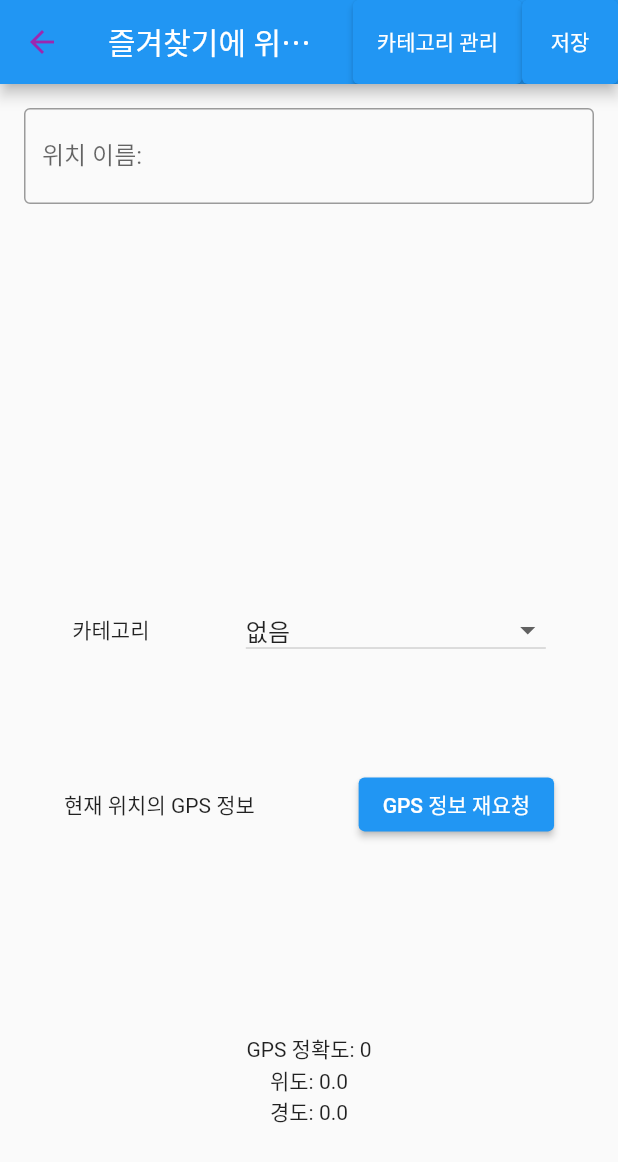
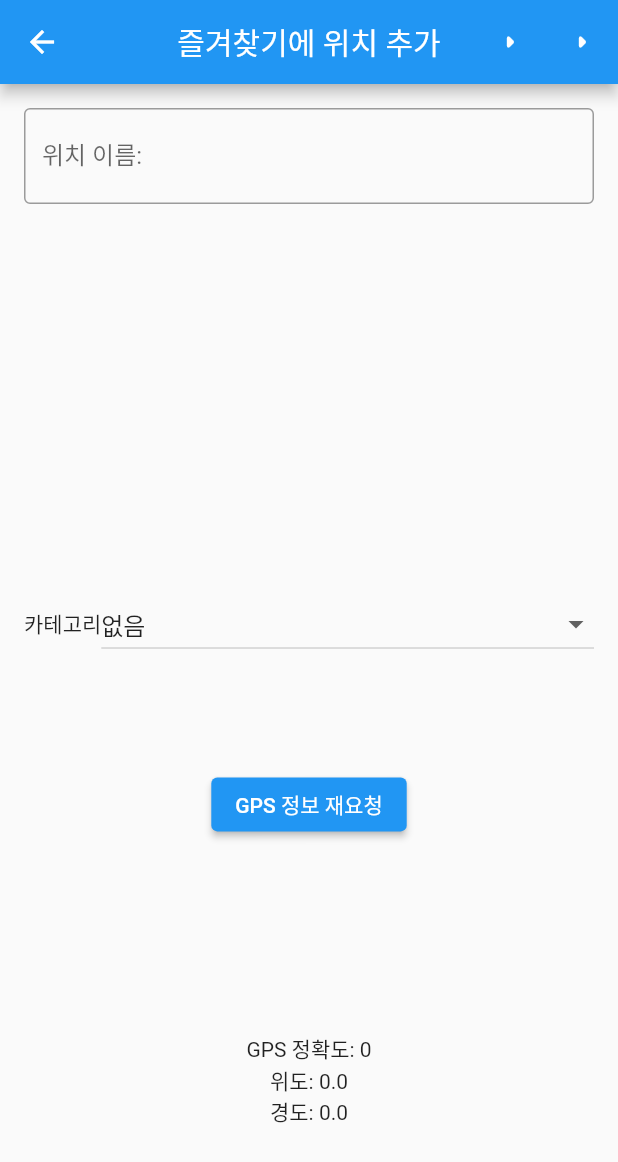
Before and after one commit to osokjs/gobal, a Flutter app: the AddFavorite screen opened by its route, on a phone screen of 412 x 824 dp. Shown: the top 1162 px of the screen. Run offline on Flutter 3.47's test engine with Material 2 defaults, Android fonts, the light colour scheme and no system bars; our stand-ins replace geolocator, get, sqflite; accounts and stored records are empty; statements that could not run were skipped.

Commit message:
addFavorite에서 화면과 음성출력이 불일치 되는 현상 해결, GestureDetector과 Container parent-child 관계 swap, 10월9일

```diff
--- a/lib/controller/my_favorite_controller.dart
+++ b/lib/controller/my_favorite_controller.dart
@@ -116,7 +116,8 @@ class MyFavoriteController extends GetxController {
   }
 
 String _makeInfoMsg(String name, String strDistance, String strBearing, String category) {
-  return '$name $strDistance $strBearing $category';
+    String strName = name.padRight(20).substring(0, 20);
+  return '$strName $strDistance $strBearing $category';
   }
 
 
--- a/lib/view/add_favorites.dart
+++ b/lib/view/add_favorites.dart
@@ -5,7 +5,15 @@ import 'package:get/get.dart';
 import 'package:gobal/controller/add_favorites_controller.dart';
 import 'package:gobal/model/group_code.dart';
 
-class AddFavorite extends StatelessWidget {
+class AddFavorite extends StatefulWidget {
+  const AddFavorite({Key? key}) : super(key: key);
+
+  @override
+  _AddFavoriteState createState() => _AddFavoriteState();
+}
+
+class _AddFavoriteState extends State<AddFavorite> {
+
   final AddFavoriteController addFavoriteController = Get.put(AddFavoriteController());
 
   @override
@@ -29,36 +37,34 @@ class AddFavorite extends StatelessWidget {
         title: const Text('즐겨찾기에 위치 추가'),
         centerTitle: true,
         leading: IconButton(
+          tooltip:'뒤로가기',
+          icon: Icon(Icons.arrow_back, color: Colors.white),
           onPressed: () => Navigator.of(context).pop(),
-          tooltip:'뒤로가기',
-          icon: Icon(Icons.arrow_back, color: Colors.purple),
-          autofocus: true,
         ) , // IconButton
         actions:[
-          ElevatedButton(
-            child: const Text('카테고리 관리'),
+          IconButton(
+            tooltip:'카테고리 관리',
+            icon: Icon(Icons.arrow_right_rounded, color: Colors.white),
             onPressed: () => Get.toNamed('/add_favorite/manage_category'),
-          ), // ElevatedButton
-        ElevatedButton(
-          child: Text('저장'),
+          ) , // IconButton
+          IconButton(
+            tooltip:'저장',
+            icon: Icon(Icons.arrow_right_rounded, color: Colors.white),
             onPressed: () {
               String value = addFavoriteController.nameController.text.trim();
               if(!_checkFavoriteName(value)) return;
               addFavoriteController.addFavoriteData(value);
               Get.back();
             },
-        ), // ElevatedButton
+          ) , // IconButton
         ],
       ), // AppBar
-      body: Container(
+
+      body: GestureDetector(
+        child: Container(
           height: bodyHeight,
           width: maxWidth,
           padding: EdgeInsets.all(8.0),
-        child: GestureDetector(
-          onTap: () {
-            // FocusScope.of(context).unfocus();
-            FocusScope.of(context).requestFocus(new FocusNode());
-          },
           child: Column(
             children: <Widget>[
 
@@ -70,7 +76,7 @@ class AddFavorite extends StatelessWidget {
                 //         flex: 1,
                 child: Column(
                   mainAxisAlignment: MainAxisAlignment.spaceAround,
-                  children: [
+                  children: <Widget>[
                     Expanded(
                       child: TextField(
                         controller: addFavoriteController.nameController,
@@ -89,13 +95,14 @@ class AddFavorite extends StatelessWidget {
                         const Text('카테고리'),
                         GetBuilder<AddFavoriteController>(
                             builder: (_ctrl) {
-                              return Container(
-                                width: 200,
-                                height: 40,
+                              // return Container(
+                              //   width: 200,
+                              //   height: 40,
+                              return Expanded(
                                 child: DropdownButton<GroupCode>(
                                   isExpanded: true,
-                                  // hint: Text('${_ctrl.selectedCategory.name}: 카테고리를 선택하세요.'),
-                                  // enableFeedback: true,
+                                  hint: Text('${_ctrl.selectedCategory.name}: 카테고리를 선택하세요.'),
+                                  enableFeedback: true,
                                   value: _ctrl.selectedCategory,
                                   items: _ctrl.groupList
                                       .map((data) {
@@ -106,7 +113,7 @@ class AddFavorite extends StatelessWidget {
                                   },
                                   ).toList(),
                                   onChanged: (val) {
-                                    _ctrl.selectGroupCode(val ?? _ctrl.groupList[0]); // 1: '일반'
+                                    _ctrl.selectGroupCode(val ?? _ctrl.groupList[0]); // 0: '없음'
                                   },
                                 ), // DropDownButton
                               );  // Container
@@ -123,22 +130,15 @@ class AddFavorite extends StatelessWidget {
               //   width: maxWidth,
               //   padding: EdgeInsets.all(8.0),
               Expanded( // 원래 아랫 부분
-                flex: 1,
+                // flex: 1,
                 child: Column(
                   mainAxisAlignment: MainAxisAlignment.spaceAround,
                   children: [
-                    Row(
-                      mainAxisAlignment: MainAxisAlignment.spaceAround,
-                      children: [
-                        const Text('현재 위치의 GPS 정보'),
                     ElevatedButton(
                       child: Text('GPS 정보 재요청'),
-                          onPressed: () async {
-                            addFavoriteController.getPosition();
-                          },
+                      onPressed: () => addFavoriteController.getPosition(),
                     ), // ElevatedButton
-                      ],
-                    ), // Row
+
                     GetBuilder<AddFavoriteController>(
                       builder: (_ctrl) => Column(
                         mainAxisAlignment: MainAxisAlignment.spaceAround,
@@ -154,8 +154,8 @@ class AddFavorite extends StatelessWidget {
               ), // Expanded
 
             ],
-          ), // Column
           ),
+        ), // Container
       ), // GestureDetector
     ); // Scaffold
   } // build
```
Also changed, not shown: lib/view/my_favorite.dart (+7 -12 lines). Lines whose indentation alone changed are shown as unchanged.
